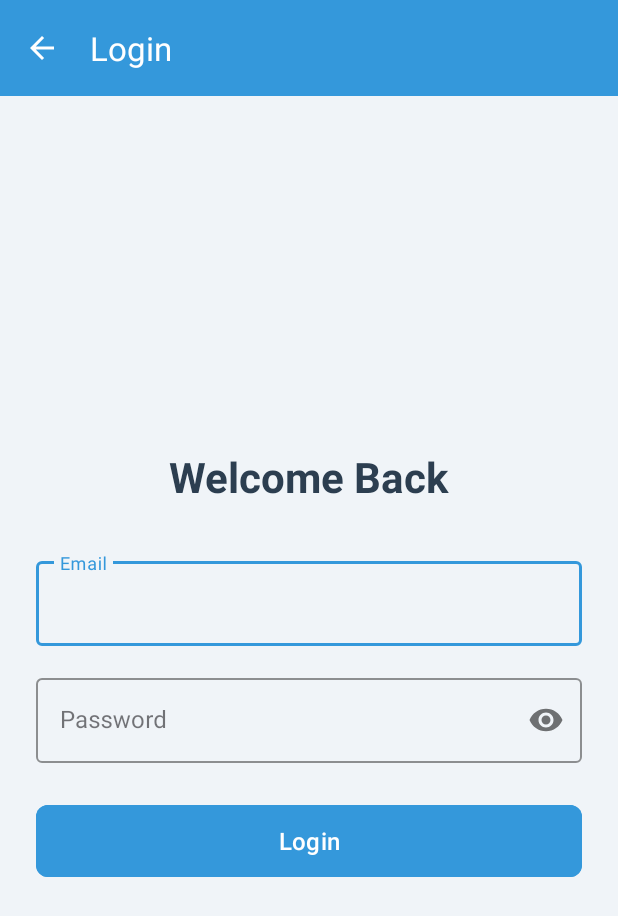
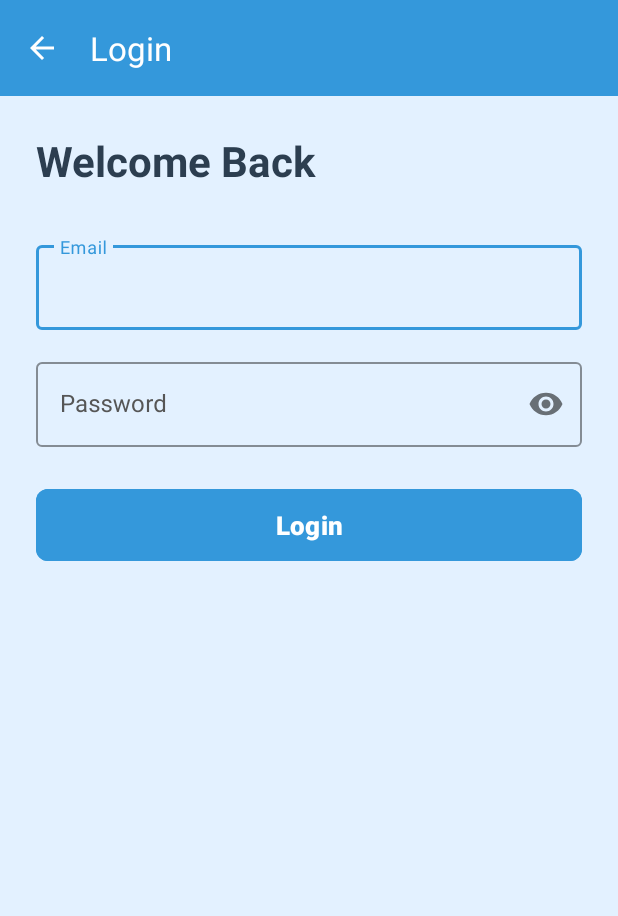
Before and after one commit to SimantDhakalGeorgian/Mobile-APIs-and-Frameworks, an Android app: the LoginActivity screen opened directly, with no data from a screen before it, on a phone screen of 412 x 824 dp. Shown: the top 916 px of the screen. Run offline under Robolectric (Android 15) with nearby library versions, the light colour scheme and no system bars.

Commit message:
change UI for login screen

```diff
--- a/Assignment 4 Mobile App Secure API/app/src/main/res/layout/activity_login.xml
+++ b/Assignment 4 Mobile App Secure API/app/src/main/res/layout/activity_login.xml
@@ -4,7 +4,7 @@
     android:layout_width="match_parent"
     android:layout_height="match_parent"
     android:orientation="vertical"
-    android:background="#F0F4F8">
+    android:background="@color/backgroundColor">
 
     <androidx.appcompat.widget.Toolbar
         android:id="@+id/toolbar"
@@ -25,7 +25,7 @@
             android:layout_height="wrap_content"
             android:orientation="vertical"
             android:padding="24dp"
-            android:gravity="center">
+            android:gravity="top">
 
             <TextView
                 android:layout_width="wrap_content"
@@ -40,6 +40,7 @@
                 android:layout_width="match_parent"
                 android:layout_height="wrap_content"
                 android:layout_marginBottom="16dp"
+                android:textColorHint="@color/hintColor"
                 app:boxStrokeColor="#3498DB"
                 app:hintTextColor="#3498DB"
                 style="@style/Widget.MaterialComponents.TextInputLayout.OutlinedBox">
@@ -49,8 +50,8 @@
                     android:layout_width="match_parent"
                     android:layout_height="wrap_content"
                     android:hint="Email"
+                    android:textColor="@color/inputTextColor"
                     android:textColorHint="@color/black"
-                    android:textColor="@color/black"
                     android:inputType="textEmailAddress"/>
             </com.google.android.material.textfield.TextInputLayout>
 
@@ -58,6 +59,7 @@
                 android:layout_width="match_parent"
                 android:layout_height="wrap_content"
                 android:layout_marginBottom="24dp"
+                android:textColorHint="@color/hintColor"
                 app:boxStrokeColor="#3498DB"
                 app:hintTextColor="#3498DB"
                 app:passwordToggleEnabled="true"
@@ -67,9 +69,9 @@
                     android:id="@+id/editTextPassword"
                     android:layout_width="match_parent"
                     android:layout_height="wrap_content"
+                    android:textColor="@color/inputTextColor"
                     android:hint="Password"
                     android:textColorHint="@color/black"
-                    android:textColor="@color/black"
                     android:inputType="textPassword"/>
             </com.google.android.material.textfield.TextInputLayout>
 
@@ -78,7 +80,9 @@
                 android:layout_width="match_parent"
                 android:layout_height="56dp"
                 android:text="Login"
-                android:textSize="16sp"
+                android:textSize="17sp"
+                android:textColor="@color/white"
+                android:textStyle="bold"
                 app:cornerRadius="8dp"
                 android:backgroundTint="#3498DB"/>
 
```
